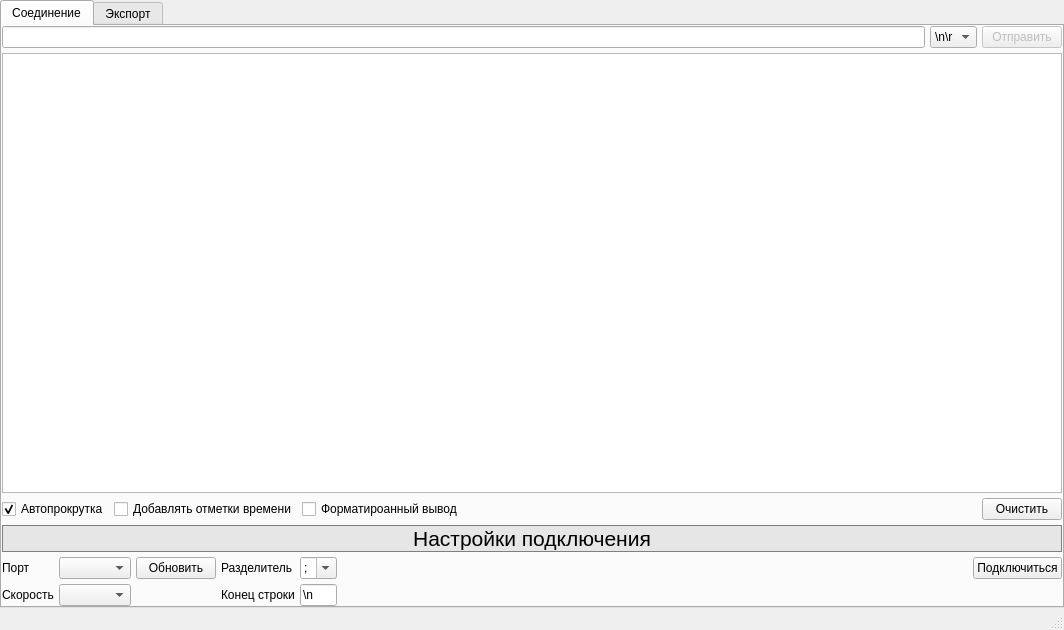
das747/SerialMonitor, file design.ui: the form before one commit.
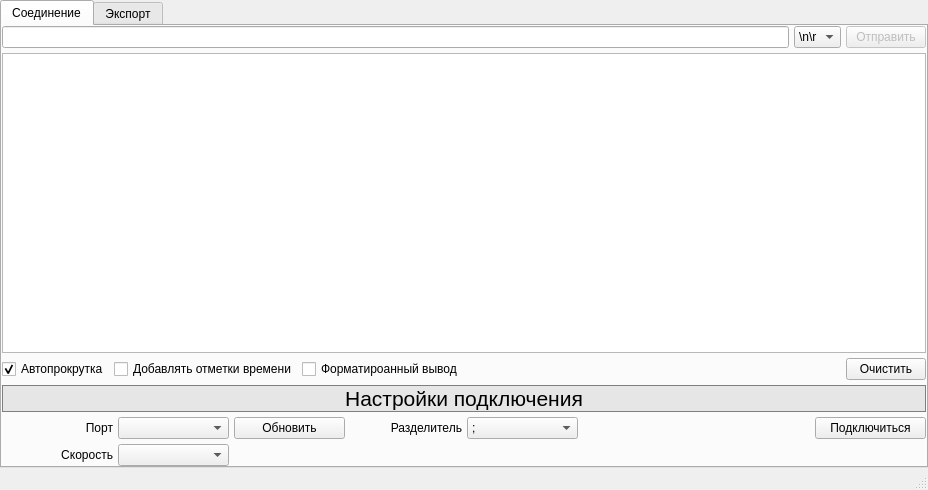
The form after the commit. The open tabs and pages were chosen to show the change.

Commit message: приём значений в основном потоке

What changed in the file:
```diff
--- a/design.ui
+++ b/design.ui
@@ -9,8 +9,8 @@
    <rect>
     <x>0</x>
     <y>0</y>
-    <width>1064</width>
-    <height>630</height>
+    <width>928</width>
+    <height>490</height>
    </rect>
   </property>
   <property name="windowTitle">
@@ -304,7 +304,7 @@
                <string>Порт</string>
               </property>
               <property name="alignment">
-               <set>Qt::AlignLeading|Qt::AlignLeft|Qt::AlignVCenter</set>
+               <set>Qt::AlignRight|Qt::AlignTrailing|Qt::AlignVCenter</set>
               </property>
              </widget>
             </item>
@@ -339,19 +339,26 @@
              </widget>
             </item>
             <item row="0" column="1">
-             <widget class="QComboBox" name="port_box"/>
+             <widget class="QComboBox" name="port_box">
+              <property name="sizeAdjustPolicy">
+               <enum>QComboBox::AdjustToContents</enum>
+              </property>
+             </widget>
             </item>
             <item row="0" column="3">
              <widget class="QLabel" name="input_delim_label">
               <property name="text">
                <string>Разделитель</string>
               </property>
+              <property name="alignment">
+               <set>Qt::AlignRight|Qt::AlignTrailing|Qt::AlignVCenter</set>
+              </property>
              </widget>
             </item>
             <item row="0" column="4">
              <widget class="QComboBox" name="input_delim_box">
               <property name="editable">
-               <bool>true</bool>
+               <bool>false</bool>
               </property>
               <property name="sizeAdjustPolicy">
                <enum>QComboBox::AdjustToContents</enum>
@@ -379,36 +386,17 @@
               </item>
              </widget>
             </item>
-            <item row="1" column="4">
-             <widget class="QLineEdit" name="in_end_line">
-              <property name="sizePolicy">
-               <sizepolicy hsizetype="Minimum" vsizetype="Minimum">
-                <horstretch>0</horstretch>
-                <verstretch>0</verstretch>
-               </sizepolicy>
-              </property>
-              <property name="minimumSize">
-               <size>
-                <width>30</width>
-                <height>21</height>
-               </size>
-              </property>
-              <property name="text">
-               <string>\n</string>
-              </property>
-             </widget>
-            </item>
             <item row="0" column="5" colspan="2">
              <spacer name="horizontalSpacer_2">
               <property name="orientation">
                <enum>Qt::Horizontal</enum>
               </property>
               <property name="sizeType">
-               <enum>QSizePolicy::Maximum</enum>
+               <enum>QSizePolicy::Expanding</enum>
               </property>
               <property name="sizeHint" stdset="0">
                <size>
-                <width>2000</width>
+                <width>10</width>
                 <height>20</height>
                </size>
               </property>
@@ -419,12 +407,8 @@
               <property name="text">
                <string>Скорость</string>
               </property>
-             </widget>
-            </item>
-            <item row="1" column="3">
-             <widget class="QLabel" name="in_end_label">
-              <property name="text">
-               <string>Конец строки</string>
+              <property name="alignment">
+               <set>Qt::AlignRight|Qt::AlignTrailing|Qt::AlignVCenter</set>
               </property>
              </widget>
             </item>
```
Left out of the diff: 2 changed lines with no effect on the pictures. The commit also changes 2 other files.
